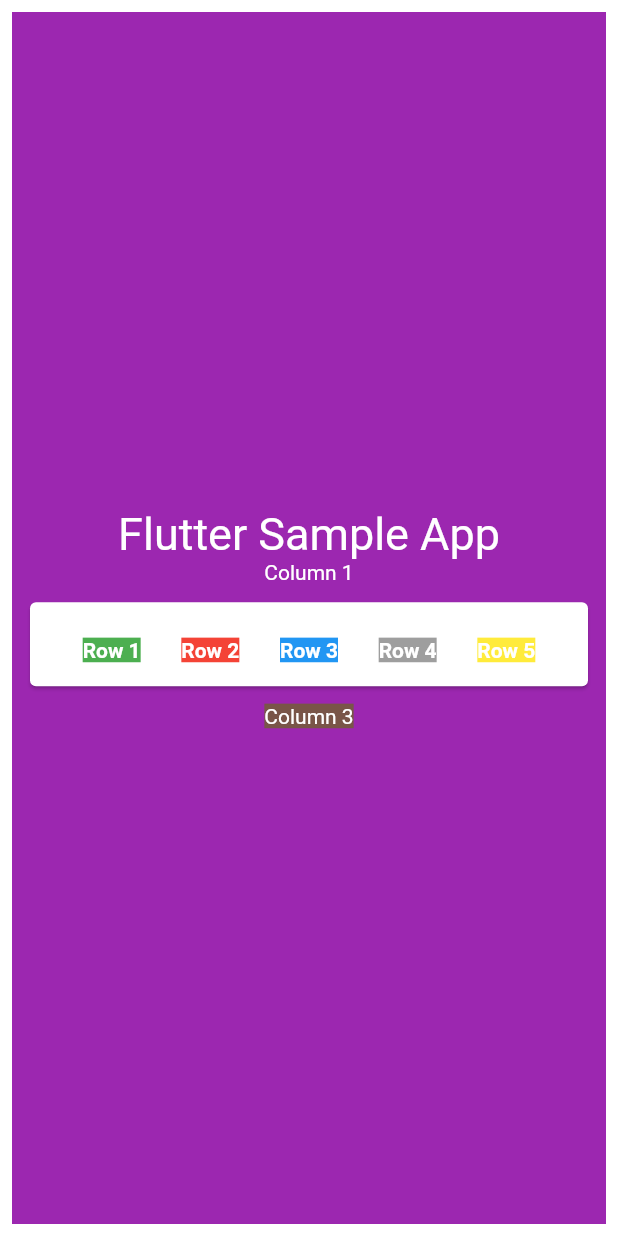
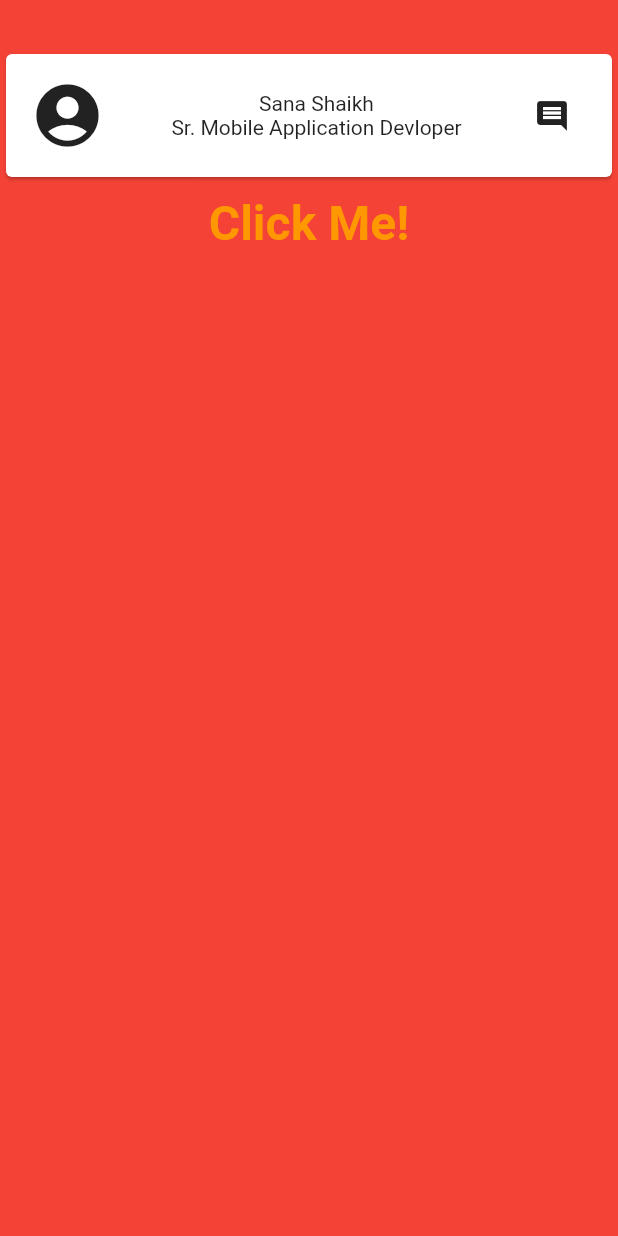
Before and after one commit to Sanakhatun/sample_app, a Flutter app: the screen it shows after launch, on a phone screen of 412 x 824 dp. Run offline on Flutter 3.47's test engine with Material 2 defaults, Android fonts, the phone set to English and light mode, and no system bars.

Commit message:
Stateful Widget Implementation

```diff
--- a/lib/main.dart
+++ b/lib/main.dart
@@ -1,98 +1,11 @@
 import 'package:flutter/material.dart';
+
+import 'my_stateful_widget.dart';
+import 'my_stateless_widget.dart';
 
 //Reference: https://docs.flutter.dev/development/ui/layout
 
 void main() {
-  runApp(MyStatelessWidget());
+  // runApp(MyStatelessWidget());
+  runApp(MaterialApp(home: MyStatefulWidget()));
 }
-
-class MyStatelessWidget extends StatelessWidget {
-  const MyStatelessWidget({Key? key}) : super(key: key);
-
-  @override
-  Widget build(BuildContext context) {
-    return Padding(
-      padding: const EdgeInsets.all(8.0),
-      child: Container(
-          color: Colors.purple,
-          child: Column(
-            mainAxisAlignment: MainAxisAlignment.center,
-            children: [
-              Text(
-                "Flutter Sample App",
-                textDirection: TextDirection.ltr,
-                textAlign: TextAlign.center,
-                style: TextStyle(
-                  fontSize: 30.0,
-                ),
-              ),
-              Text(
-                "Column 1",
-                textDirection: TextDirection.ltr,
-              ),
-              Padding(
-                padding: EdgeInsets.all(8.0),
-                child: Card(
-                  child: Padding(
-                    padding: EdgeInsets.all(16.0),
-                    child: Row(
-                      textDirection: TextDirection.ltr,
-                      mainAxisAlignment: MainAxisAlignment.spaceEvenly,
-                      children: [
-                        Padding(
-                          padding: EdgeInsets.only(top: 8.0, right: 8.0),
-                          child: Text("Row 1",
-                              textDirection: TextDirection.ltr,
-                              textAlign: TextAlign.center,
-                              style: TextStyle(
-                                  backgroundColor: Colors.green,
-                                  fontWeight: FontWeight.bold,
-                                  color: Colors.white)),
-                        ),
-                        Padding(
-                          padding: EdgeInsets.only(top: 8.0, right: 8.0),
-                          child: Text("Row 2",
-                              textDirection: TextDirection.ltr,
-                              style: TextStyle(
-                                  backgroundColor: Colors.red,
-                                  fontWeight: FontWeight.bold,
-                                  color: Colors.white)),
-                        ),
-                        Padding(
-                          padding: const EdgeInsets.only(top: 8.0, right: 8.0),
-                          child: Text("Row 3",
-                              textDirection: TextDirection.ltr,
-                              style: TextStyle(
-                                  backgroundColor: Colors.blue,
-                                  fontWeight: FontWeight.bold,
-                                  color: Colors.white)),
-                        ),
-                        Padding(
-                            padding: EdgeInsets.only(top: 8.0, right: 8.0),
-                            child: Text("Row 4",
-                                textDirection: TextDirection.ltr,
-                                style: TextStyle(
-                                    backgroundColor: Colors.grey,
-                                    fontWeight: FontWeight.bold,
-                                    color: Colors.white))),
-                        Padding(
-                            padding: EdgeInsets.only(top: 8.0),
-                            child: Text("Row 5",
-                                textDirection: TextDirection.ltr,
-                                style: TextStyle(
-                                    backgroundColor: Colors.yellow,
-                                    fontWeight: FontWeight.bold,
-                                    color: Colors.white)))
-                      ],
-                    ),
-                  ),
-                ),
-              ),
-              Text("Column 3",
-                  textDirection: TextDirection.ltr,
-                  style: TextStyle(backgroundColor: Colors.brown))
-            ],
-          )),
-    );
-  }
-}
--- /dev/null
+++ b/lib/my_stateful_widget.dart
@@ -0,0 +1,82 @@
+import 'package:flutter/material.dart';
+
+class MyStatefulWidget extends StatefulWidget {
+  const MyStatefulWidget({Key? key}) : super(key: key);
+
+  @override
+  State<MyStatefulWidget> createState() => _MyStatefulWidgetState();
+}
+
+class _MyStatefulWidgetState extends State<MyStatefulWidget> {
+  var myColor = Colors.red;
+
+  changeColor() {
+    setState(() {
+      myColor = Colors.green;
+    });
+  }
+
+  @override
+  Widget build(BuildContext context) {
+    return Directionality(
+        textDirection: TextDirection.ltr,
+        child: Container(
+          color: myColor,
+          child: Column(
+            children: [
+              Padding(
+                padding: const EdgeInsets.only(top: 32.0),
+                child: Card(
+                    child: Padding(
+                  padding: EdgeInsets.all(16.0),
+                  child: Row(
+                    textDirection: TextDirection.ltr,
+                    children: [
+                      Icon(
+                        Icons.account_circle,
+                        size: 50.0,
+                      ),
+                      Expanded(
+                          child: Padding(
+                              padding: EdgeInsets.only(left: 8.0),
+                              child: Column(
+                                children: [
+                                  Text(
+                                    "Sana Shaikh",
+                                    textDirection: TextDirection.ltr,
+                                    textAlign: TextAlign.left,
+                                  ),
+                                  Text(
+                                    "Sr. Mobile Application Devloper",
+                                    textDirection: TextDirection.ltr,
+                                  )
+                                ],
+                              ))),
+                      IconButton(
+                          onPressed: () {
+                            print("Comment");
+                          },
+                          icon: Icon(Icons.comment))
+                    ],
+                  ),
+                )),
+              ),
+              TextButton(
+                onPressed: () {
+                  print("Hi Sana");
+                  changeColor();
+                },
+                child: Text(
+                  "Click Me!",
+                  textDirection: TextDirection.ltr,
+                  style: TextStyle(
+                      fontSize: 32.0,
+                      fontWeight: FontWeight.bold,
+                      color: Colors.orange),
+                ),
+              ),
+            ],
+          ),
+        ));
+  }
+}
```
